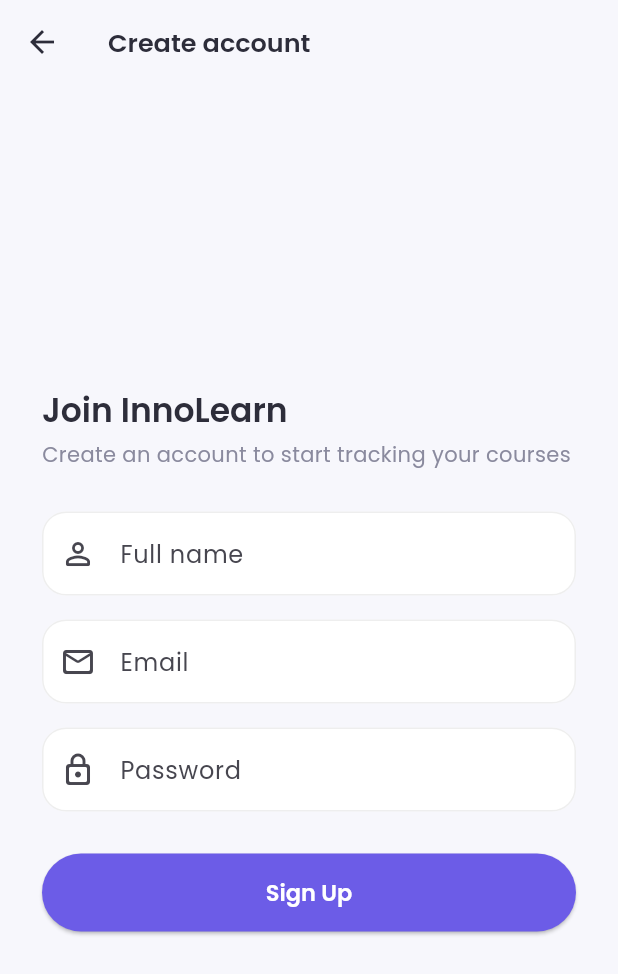
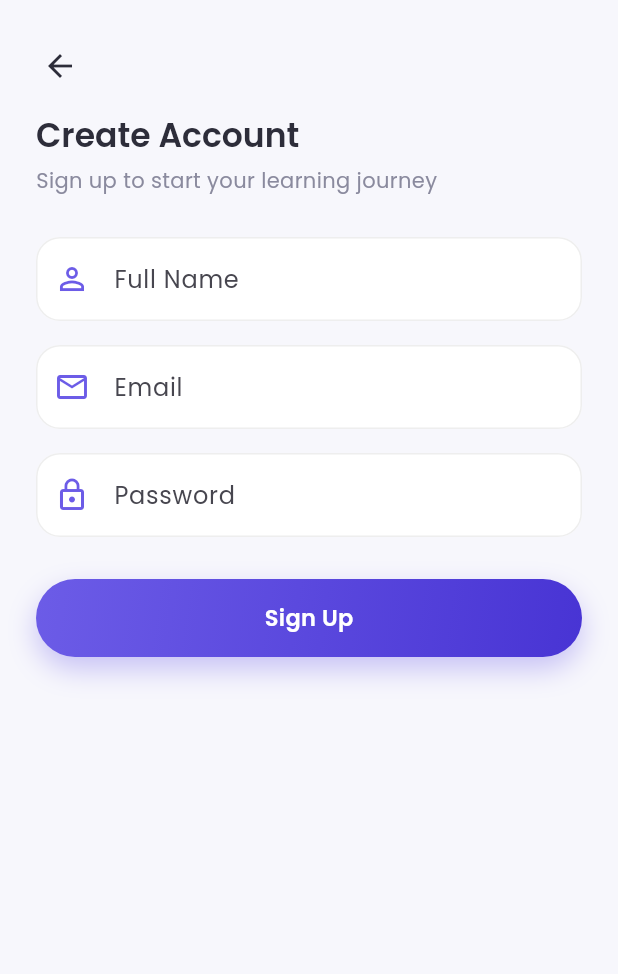
Before and after one commit to SHAIVI153/innolearn_innoviast, a Flutter app: the SignUpScreen screen opened directly, on a phone screen of 412 x 824 dp. Shown: the top 974 px of the screen. Run offline on Flutter 3.47's test engine with Material 3 defaults, Android fonts, the phone set to English and light mode, and no system bars; our stand-ins replace cloud_firestore, firebase_auth, firebase_core, google_fonts, shared_preferences, video_player; accounts and stored records are empty; generated files the repository leaves out were written again.

Commit message:
sinup update

```diff
--- a/lib/screens/auth/sign_up_screen.dart
+++ b/lib/screens/auth/sign_up_screen.dart
@@ -1,7 +1,11 @@
 import 'package:flutter/material.dart';
+import 'package:innolearn_innoviast/screens/Gradient_button.dart';
+import 'package:innolearn_innoviast/screens/auth/auth_service.dart';
+import 'package:innolearn_innoviast/screens/auth/firestore_service.dart';
+import 'package:provider/provider.dart';
+
+
 import '../../theme/app_theme.dart';
-import '../../widgets/responsive_layout.dart';
-import '../main_navigation.dart';
 
 class SignUpScreen extends StatefulWidget {
   const SignUpScreen({super.key});
@@ -12,80 +16,205 @@
 
 class _SignUpScreenState extends State<SignUpScreen> {
   final _formKey = GlobalKey<FormState>();
-  final _name = TextEditingController();
-  final _email = TextEditingController();
-  final _password = TextEditingController();
+  final _nameController = TextEditingController();
+  final _emailController = TextEditingController();
+  final _passwordController = TextEditingController();
 
-  void _submit() {
+  @override
+  void dispose() {
+    _nameController.dispose();
+    _emailController.dispose();
+    _passwordController.dispose();
+    super.dispose();
+  }
+
+  // ---- Firebase logic: AuthService.signUp() + Firestore profile upload ----
+  Future<void> _handleSignUp() async {
     if (!_formKey.currentState!.validate()) return;
-    Navigator.of(context).pushReplacement(
-      MaterialPageRoute(builder: (_) => const MainNavigation()),
+
+    final auth = context.read<AuthService>();
+    final firestoreService = context.read<FirestoreService>();
+
+    final success = await auth.signUp(
+      name: _nameController.text.trim(),
+      email: _emailController.text,
+      password: _passwordController.text,
     );
+
+    if (success) {
+      await firestoreService.createUserProfile(
+        name: _nameController.text.trim(),
+        email: _emailController.text.trim(),
+      );
+      // AuthGate in main.dart auto-navigates to MainNavigation.
+    } else if (mounted) {
+      ScaffoldMessenger.of(context).showSnackBar(
+        SnackBar(content: Text(auth.errorMessage ?? 'Sign up failed')),
+      );
+    }
   }
 
   @override
   Widget build(BuildContext context) {
+    final width = MediaQuery.of(context).size.width;
+    final isWide = Breakpoints.isTablet(width) || Breakpoints.isDesktop(width);
+
+    final form = _SignUpForm(
+      formKey: _formKey,
+      nameController: _nameController,
+      emailController: _emailController,
+      passwordController: _passwordController,
+      onSubmit: _handleSignUp,
+      showBackButton: !isWide,
+    );
+
+    if (isWide) {
       return Scaffold(
         backgroundColor: AppColors.background,
-      appBar: AppBar(title: const Text('Create account')),
-      body: Center(
-        child: SingleChildScrollView(
-          padding: const EdgeInsets.symmetric(horizontal: 28, vertical: 16),
-          child: ResponsiveContentWidth(
-            maxWidth: 420,
-            child: Form(
-              key: _formKey,
-              child: Column(
-                crossAxisAlignment: CrossAxisAlignment.start,
+        body: Row(
           children: [
-                  Text('Join InnoLearn',
-                      style: Theme.of(context).textTheme.titleLarge),
-                  const SizedBox(height: 6),
-                  Text('Create an account to start tracking your courses',
-                      style: Theme.of(context).textTheme.bodyMedium),
-                  const SizedBox(height: 28),
-                  TextFormField(
-                    controller: _name,
-                    decoration: const InputDecoration(
-                      labelText: 'Full name',
-                      prefixIcon: Icon(Icons.person_outline_rounded),
+            // ---- Left decorative panel ----
+            Expanded(
+              flex: 5,
+              child: Container(
+                decoration: const BoxDecoration(
+                  gradient: AppColors.onboardingGradient,
                 ),
-                    validator: (v) =>
-                        (v == null || v.isEmpty) ? 'Enter your name' : null,
+                child: const Center(
+                  child: Icon(
+                    Icons.person_add_alt_1_rounded,
+                    size: 160,
+                    color: Colors.white,
                   ),
-                  const SizedBox(height: 16),
-                  TextFormField(
-                    controller: _email,
-                    decoration: const InputDecoration(
-                      labelText: 'Email',
-                      prefixIcon: Icon(Icons.mail_outline_rounded),
                 ),
-                    validator: (v) =>
-                        (v == null || !v.contains('@')) ? 'Enter a valid email' : null,
               ),
-                  const SizedBox(height: 16),
-                  TextFormField(
-                    controller: _password,
-                    obscureText: true,
-                    decoration: const InputDecoration(
-                      labelText: 'Password',
-                      prefixIcon: Icon(Icons.lock_outline_rounded),
             ),
-                    validator: (v) => (v == null || v.length < 4)
-                        ? 'Minimum 4 characters'
-                        : null,
+            // ---- Right form panel ----
+            Expanded(
+              flex: 4,
+              child: Center(
+                child: ConstrainedBox(
+                  constraints: const BoxConstraints(maxWidth: 380),
+                  child: SingleChildScrollView(child: form),
                 ),
-                  const SizedBox(height: 28),
-                  ElevatedButton(
-                    onPressed: _submit,
-                    child: const Text('Sign Up'),
+              ),
             ),
           ],
         ),
-            ),
-          ),
+      );
+    }
+
+    // ---- Mobile: full-width form (unchanged) ----
+    return Scaffold(
+      backgroundColor: AppColors.background,
+      body: SafeArea(
+        child: SingleChildScrollView(
+          padding: const EdgeInsets.symmetric(horizontal: 24, vertical: 20),
+          child: form,
         ),
       ),
     );
   }
 }
+
+/// Shared form UI used by both mobile and split-screen layouts.
+class _SignUpForm extends StatelessWidget {
+  final GlobalKey<FormState> formKey;
+  final TextEditingController nameController;
+  final TextEditingController emailController;
+  final TextEditingController passwordController;
+  final VoidCallback onSubmit;
+  final bool showBackButton;
+
+  const _SignUpForm({
+    required this.formKey,
+    required this.nameController,
+    required this.emailController,
+    required this.passwordController,
+    required this.onSubmit,
+    required this.showBackButton,
+  });
+
+  @override
+  Widget build(BuildContext context) {
+    final auth = context.watch<AuthService>();
+
+    return Form(
+      key: formKey,
+      child: Column(
+        crossAxisAlignment: CrossAxisAlignment.start,
+        mainAxisSize: MainAxisSize.min,
+        children: [
+          if (showBackButton)
+            IconButton(
+              onPressed: () => Navigator.pop(context),
+              icon: const Icon(Icons.arrow_back, color: AppColors.textDark),
+              padding: EdgeInsets.zero,
+              alignment: Alignment.centerLeft,
+            ),
+          const SizedBox(height: 8),
+          Text(
+            'Create Account',
+            style: Theme.of(context).textTheme.titleLarge,
+          ),
+          const SizedBox(height: 6),
+          Text(
+            'Sign up to start your learning journey',
+            style: Theme.of(context).textTheme.bodyMedium,
+          ),
+          const SizedBox(height: 28),
+
+          TextFormField(
+            controller: nameController,
+            decoration: const InputDecoration(
+              hintText: 'Full Name',
+              prefixIcon: Icon(Icons.person_outline, color: AppColors.primary),
+            ),
+            validator: (value) => (value == null || value.trim().isEmpty)
+                ? 'Enter your name'
+                : null,
+          ),
+          const SizedBox(height: 16),
+
+          TextFormField(
+            controller: emailController,
+            keyboardType: TextInputType.emailAddress,
+            decoration: const InputDecoration(
+              hintText: 'Email',
+              prefixIcon: Icon(Icons.email_outlined, color: AppColors.primary),
+            ),
+            validator: (value) {
+              if (value == null || !value.contains('@')) {
+                return 'Enter a valid email';
+              }
+              return null;
+            },
+          ),
+          const SizedBox(height: 16),
+
+          TextFormField(
+            controller: passwordController,
+            obscureText: true,
+            decoration: const InputDecoration(
+              hintText: 'Password',
+              prefixIcon: Icon(Icons.lock_outline, color: AppColors.primary),
+            ),
+            validator: (value) {
+              if (value == null || value.length < 6) {
+                return 'Password must be at least 6 characters';
+              }
+              return null;
+            },
+          ),
+          const SizedBox(height: 28),
+
+          GradientButton(
+            label: 'Sign Up',
+            isLoading: auth.isLoading,
+            onPressed: auth.isLoading ? null : onSubmit,
+          ),
+        ],
+      ),
+    );
+  }
+}
```
Lines whose indentation alone changed are shown as unchanged.
